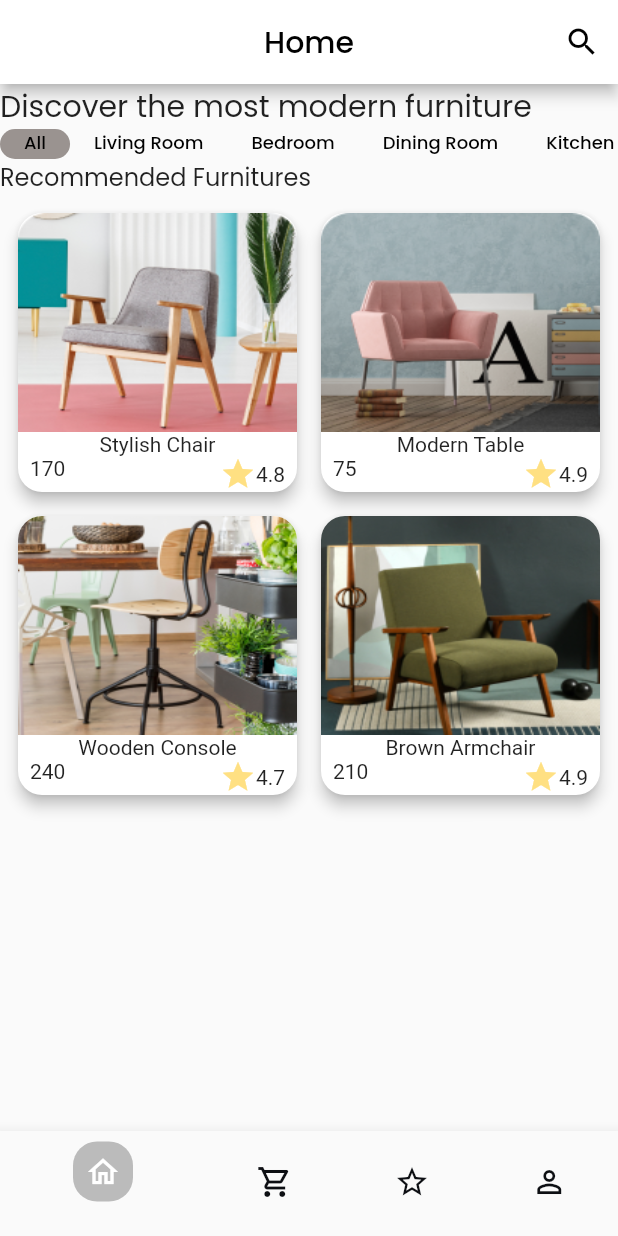
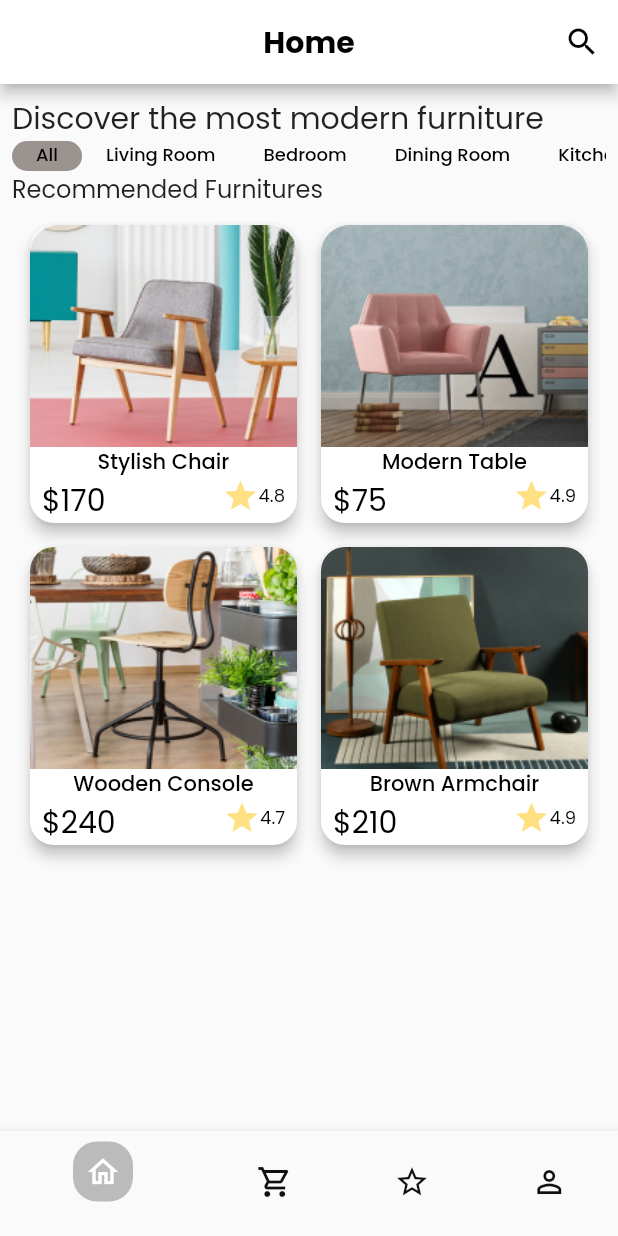
Before and after one commit to lie16/fugi_furniture_shop, a Flutter app: the screen it shows after launch, on a phone screen of 412 x 824 dp. Run offline on Flutter 3.47's test engine with Material 2 defaults, Android fonts, the phone set to English and light mode, and no system bars; our stand-ins replace flutter_screenutil, go_router, google_fonts.

Commit message:
gridview done

```diff
--- a/lib/const/my_style.dart
+++ b/lib/const/my_style.dart
@@ -9,12 +9,26 @@ class MyTextStyle {
   TextStyle labelMedium = TextStyle(
     color: Colors.black,
     fontSize: 14,
+    fontWeight: FontWeight.w500,
     fontFamily: _fontChoice,
   );
 
   TextStyle label = TextStyle(
     color: Colors.black,
     fontSize: 12,
+    fontWeight: FontWeight.w500,
+    fontFamily: _fontChoice,
+  );
+
+  TextStyle labelMediumRegular = TextStyle(
+    color: Colors.black,
+    fontSize: 12,
+    fontFamily: _fontChoice,
+  );
+
+  TextStyle labelLarge = TextStyle(
+    color: Colors.black,
+    fontSize: 20,
     fontFamily: _fontChoice,
   );
 
@@ -32,6 +46,7 @@ class MyTextStyle {
 
   TextStyle appTitle = TextStyle(
     color: Colors.black,
+    fontWeight: FontWeight.bold,
     fontFamily: _fontChoice,
   );
 }
--- a/lib/feature/home/page/my_home_page.dart
+++ b/lib/feature/home/page/my_home_page.dart
@@ -30,32 +30,32 @@ class _MyHomePageState extends State<MyHomePage>
     _controller = TabController(length: data.length, vsync: this);
     productDatas = [
       {
-        'asset' :'assets/images/1.png',
-        'label' : 'Stylish Chair',
+        'asset': 'assets/images/1.png',
+        'label': 'Stylish Chair',
         'currency': "\$",
         'price': '170',
         'rating': '4.8',
         'favorite': 'true'
       },
       {
-        'asset' :'assets/images/2.png',
-        'label' : 'Modern Table',
+        'asset': 'assets/images/2.png',
+        'label': 'Modern Table',
         'currency': "\$",
         'price': '75',
         'rating': '4.9',
         'favorite': 'true'
       },
       {
-        'asset' :'assets/images/3.png',
-        'label' : 'Wooden Console',
+        'asset': 'assets/images/3.png',
+        'label': 'Wooden Console',
         'currency': "\$",
         'price': '240',
         'rating': '4.7',
         'favorite': 'true'
       },
       {
-        'asset' :'assets/images/4.png',
-        'label' : 'Brown Armchair',
+        'asset': 'assets/images/4.png',
+        'label': 'Brown Armchair',
         'currency': "\$",
         'price': '210',
         'rating': '4.9',
@@ -84,7 +84,9 @@ class _MyHomePageState extends State<MyHomePage>
           style: MyTextStyle().appTitle,
         ),
       ),
-      body: Column(
+      body: Padding(
+        padding: const EdgeInsets.all(8.0),
+        child: Column(
           // mainAxisAlignment: MainAxisAlignment.start,
           crossAxisAlignment: CrossAxisAlignment.start,
           children: [
@@ -113,7 +115,7 @@ class _MyHomePageState extends State<MyHomePage>
                 itemCount: productDatas.length,
                 gridDelegate: const SliverGridDelegateWithFixedCrossAxisCount(
                   crossAxisCount: 2,
-                childAspectRatio: 1,
+                  childAspectRatio: 0.9,
                   mainAxisSpacing: 8,
                   crossAxisSpacing: 8,
                 ),
@@ -138,18 +140,32 @@ class _MyHomePageState extends State<MyHomePage>
                             ),
                           ),
                         ),
-                      Text(productDatas[index]['label']!),
+                        Text(
+                          productDatas[index]['label']!,
+                          style: MyTextStyle().labelMedium,
+                        ),
                         Padding(
                           padding: const EdgeInsets.symmetric(horizontal: 8),
                           child: Row(
                             mainAxisAlignment: MainAxisAlignment.spaceBetween,
                             crossAxisAlignment: CrossAxisAlignment.start,
                             children: [
-                            Text(productDatas[index]['price']!),
+                              Text(
+                                '${productDatas[index]['currency']!}${productDatas[index]['price']!}',
+                                style: MyTextStyle().labelLarge,
+                              ),
                               Row(
+                                mainAxisAlignment: MainAxisAlignment.end,
+                                crossAxisAlignment: CrossAxisAlignment.center,
                                 children: [
-                                Icon(Icons.star, color: Colors.amber[200],),
-                                Text(productDatas[index]['rating']!),
+                                  Icon(
+                                    Icons.star,
+                                    color: Colors.amber[200],
+                                  ),
+                                  Text(
+                                    productDatas[index]['rating']!,
+                                    style: MyTextStyle().labelMediumRegular,
+                                  ),
                                 ],
                               ),
                             ],
@@ -178,6 +194,7 @@ class _MyHomePageState extends State<MyHomePage>
             // ListView(),
           ],
         ),
+      ),
     );
   }
 }
```
Lines whose indentation alone changed are shown as unchanged.
